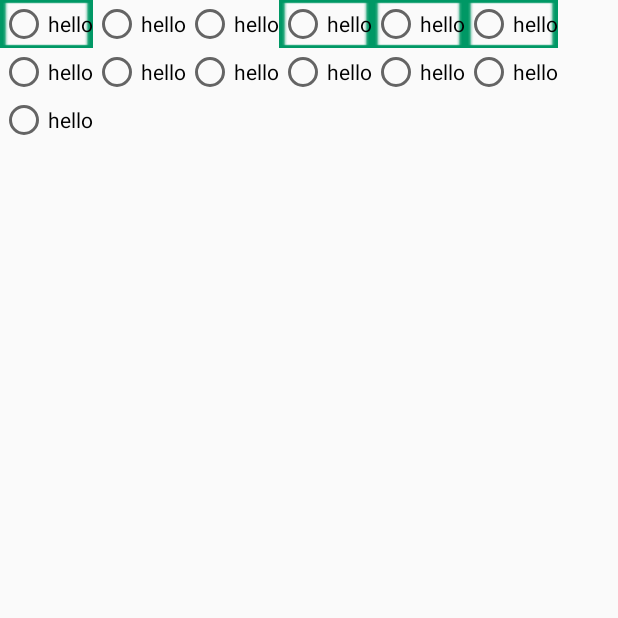
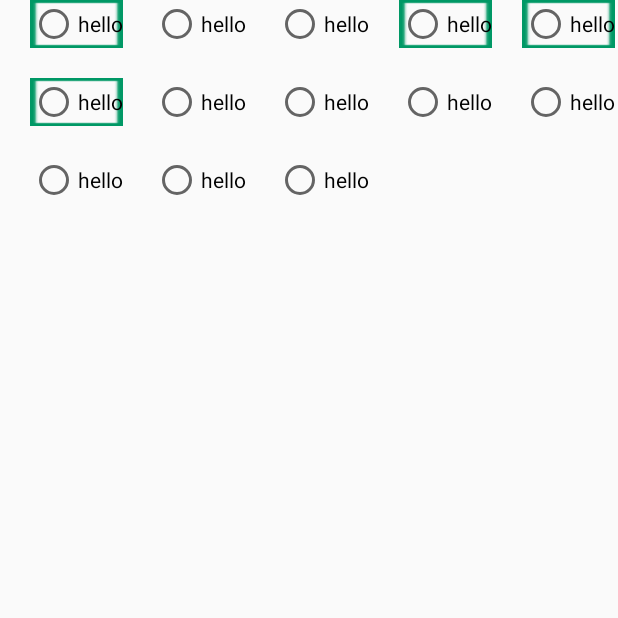
Before and after one commit to willpyshan13/CustomView, an Android app: the FlowRadioGroupActivity screen opened directly, with no data from a screen before it, on a phone screen of 412 x 824 dp, the top half of it. Run offline under Robolectric (Android 15) with nearby library versions, the phone set to English and light mode, and no system bars.

Commit message:
1、修改流式布局layout

```diff
--- a/app/src/main/res/layout/activity_flow_group.xml
+++ b/app/src/main/res/layout/activity_flow_group.xml
@@ -38,36 +38,43 @@
             android:layout_height="wrap_content" />
         <RadioButton
             android:text="hello"
-            android:layout_width="80dp"
+            android:layout_width="wrap_content"
             android:layout_margin="20dp"
             android:background="@drawable/bg_common_"
             android:layout_height="wrap_content" />
         <RadioButton
             android:text="hello"
             android:layout_width="60dp"
+            android:layout_margin="20dp"
             android:layout_height="wrap_content" />
         <RadioButton
             android:text="hello"
+            android:layout_margin="20dp"
             android:layout_width="wrap_content"
             android:layout_height="wrap_content" />
         <RadioButton
             android:text="hello"
+            android:layout_margin="20dp"
             android:layout_width="wrap_content"
             android:layout_height="wrap_content" />
         <RadioButton
             android:text="hello"
+            android:layout_margin="20dp"
             android:layout_width="wrap_content"
             android:layout_height="wrap_content" />
         <RadioButton
             android:text="hello"
+            android:layout_margin="20dp"
             android:layout_width="wrap_content"
             android:layout_height="wrap_content" />
         <RadioButton
             android:text="hello"
+            android:layout_margin="20dp"
             android:layout_width="wrap_content"
             android:layout_height="wrap_content" />
         <RadioButton
             android:text="hello"
+            android:layout_margin="20dp"
             android:layout_width="wrap_content"
             android:layout_height="wrap_content" />
         </will.baselibrary.widget.FlowRadioGroup>
--- a/baselibrary/src/main/java/will/baselibrary/widget/FlowRadioGroup.java
+++ b/baselibrary/src/main/java/will/baselibrary/widget/FlowRadioGroup.java
@@ -13,6 +13,7 @@ import android.widget.RadioGroup;
  */
 public class FlowRadioGroup extends RadioGroup {
     private static final String TAG = "FlowRadioGroup";
+    int devide = 30;
     public FlowRadioGroup(Context context) {
         super(context);
     }
@@ -47,19 +48,19 @@ public class FlowRadioGroup extends RadioGroup {
         int tempWidth = 0;
         for (int i = 0; i < getChildCount(); i++) {
             View childView = getChildAt(i);
-            childRightt = tempWidth + childView.getMeasuredWidth();
+            childRightt = tempWidth + childView.getMeasuredWidth() +devide;
             if (childRightt > layoutWidth) {
                 raw++;
                 tempWidth = 0;
-                childRightt = tempWidth + childView.getMeasuredWidth();
+                childRightt = tempWidth + childView.getMeasuredWidth()+devide;
             }
-            childLeft = tempWidth;
-            childTop  = raw * childView.getMeasuredHeight();
-            childBottom= (raw + 1) * childView.getMeasuredHeight();
+            childLeft = tempWidth+devide;
+            childTop  = raw * (childView.getMeasuredHeight())+devide*raw;
+            childBottom= (raw + 1) * (childView.getMeasuredHeight())+devide*raw;
 
             Log.d("FlowRadioGroup", "childLeft:" + childLeft + "  childRightt:" + childRightt + "  childTop:" + childTop + "   childBottom:" + childBottom);
             childView.layout(childLeft, childTop, childRightt, childBottom);
-            tempWidth += childView.getMeasuredWidth();
+            tempWidth = tempWidth+childView.getMeasuredWidth()+devide;
         }
     }
 }
```
Also changed, not shown: 1 other file.
